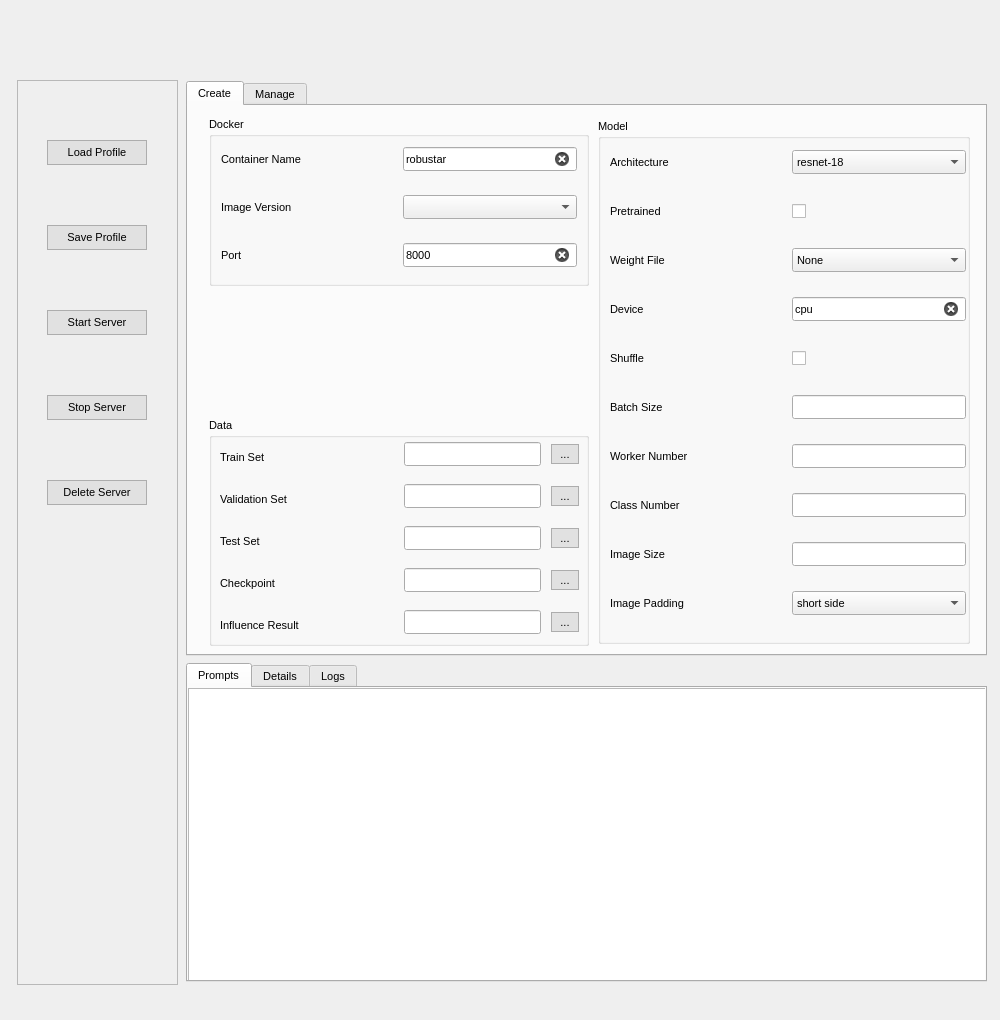
Before: the Qt Designer form launcher/resources/launcher_v2.ui in PaulCCCCCCH/Robustar_implementation, drawn with Qt 5.
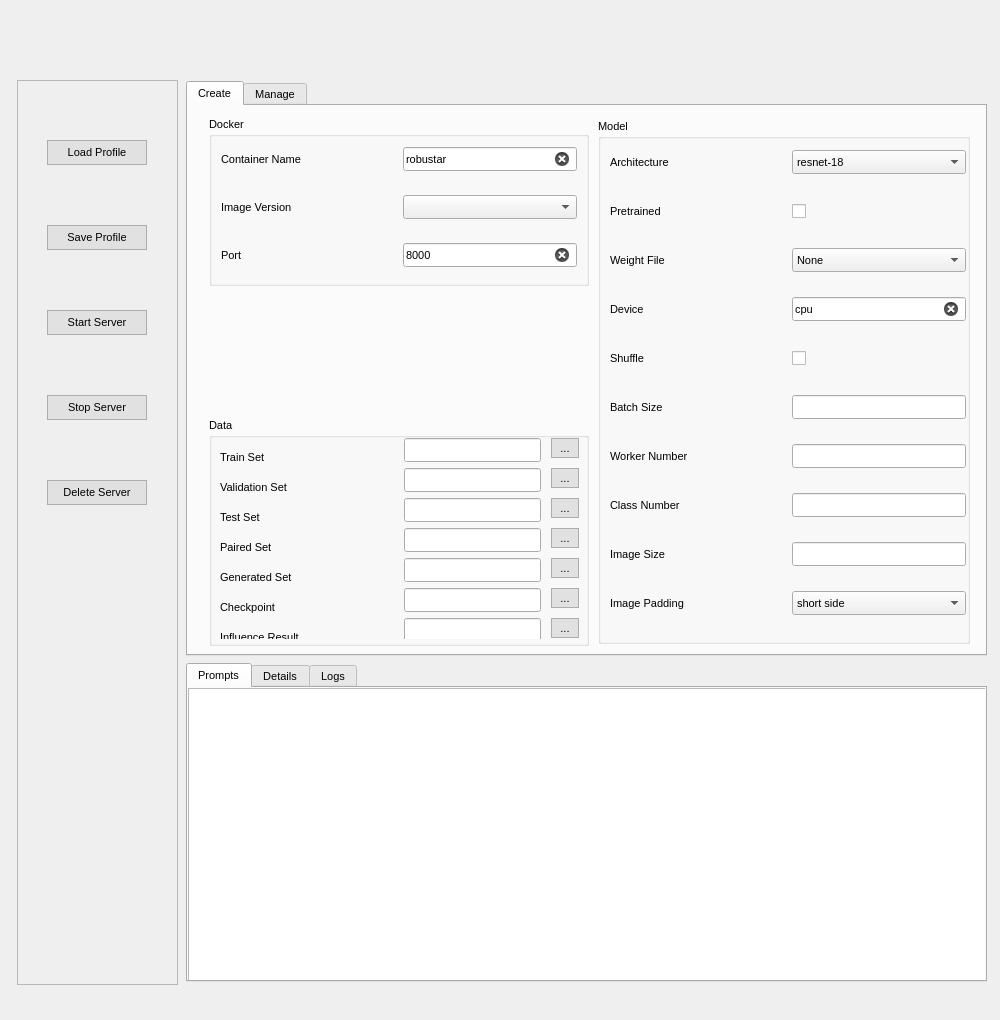
After: the same form once the commit is applied. Icons and pictures are not drawn.

Commit message:
Wujc/generated for review and layout adjustment (#134)
* commit before pull and merge dev

* passed all backend tests

* add mkdir for the generated file in the app setup

* make validation, paired, generated changeable on UI and add paired and genreated boxs to UI

* add mount bindings for paired and gen in docker_ctrl.py

* Updated the about page (#131)

* Updated the about page

* feat: improved and unified some styles

---------

What changed in the file:
```diff
--- a/launcher/resources/launcher_v2.ui
+++ b/launcher/resources/launcher_v2.ui
@@ -1265,6 +1265,230 @@
                      </item>
                     </layout>
                    </item>
+                   <item>
+                    <layout class="QHBoxLayout" name="paired_h_layout">
+                     <property name="rightMargin">
+                      <number>0</number>
+                     </property>
+                     <item>
+                      <widget class="QLabel" name="paired_label">
+                       <property name="sizePolicy">
+                        <sizepolicy hsizetype="Fixed" vsizetype="Fixed">
+                         <horstretch>0</horstretch>
+                         <verstretch>0</verstretch>
+                        </sizepolicy>
+                       </property>
+                       <property name="minimumSize">
+                        <size>
+                         <width>174</width>
+                         <height>39</height>
+                        </size>
+                       </property>
+                       <property name="maximumSize">
+                        <size>
+                         <width>174</width>
+                         <height>39</height>
+                        </size>
+                       </property>
+                       <property name="font">
+                        <font>
+                         <family>Arial</family>
+                         <pointsize>8</pointsize>
+                         <weight>50</weight>
+                         <italic>false</italic>
+                         <bold>false</bold>
+                        </font>
+                       </property>
+                       <property name="toolTip">
+                        <string>The root path of the paired set</string>
+                       </property>
+                       <property name="text">
+                        <string>Paired Set</string>
+                       </property>
+                      </widget>
+                     </item>
+                     <item>
+                      <widget class="QLineEdit" name="paired_line_edit">
+                       <property name="sizePolicy">
+                        <sizepolicy hsizetype="Fixed" vsizetype="Fixed">
+                         <horstretch>0</horstretch>
+                         <verstretch>0</verstretch>
+                        </sizepolicy>
+                       </property>
+                       <property name="minimumSize">
+                        <size>
+                         <width>137</width>
+                         <height>24</height>
+                        </size>
+                       </property>
+                       <property name="maximumSize">
+                        <size>
+                         <width>137</width>
+                         <height>24</height>
+                        </size>
+                       </property>
+                       <property name="font">
+                        <font>
+                         <family>Arial</family>
+                         <pointsize>8</pointsize>
+                         <weight>50</weight>
+                         <italic>false</italic>
+                         <bold>false</bold>
+                        </font>
+                       </property>
+                       <property name="text">
+                        <string/>
+                       </property>
+                      </widget>
+                     </item>
+                     <item>
+                      <widget class="QPushButton" name="paired_push_button">
+                       <property name="sizePolicy">
+                        <sizepolicy hsizetype="Fixed" vsizetype="Fixed">
+                         <horstretch>0</horstretch>
+                         <verstretch>0</verstretch>
+                        </sizepolicy>
+                       </property>
+                       <property name="minimumSize">
+                        <size>
+                         <width>28</width>
+                         <height>20</height>
+                        </size>
+                       </property>
+                       <property name="maximumSize">
+                        <size>
+                         <width>28</width>
+                         <height>20</height>
+                        </size>
+                       </property>
+                       <property name="font">
+                        <font>
+                         <family>Arial</family>
+                         <pointsize>8</pointsize>
+                         <weight>50</weight>
+                         <italic>false</italic>
+                         <bold>false</bold>
+                        </font>
+                       </property>
+                       <property name="text">
+                        <string>...</string>
+                       </property>
+                      </widget>
+                     </item>
+                    </layout>
+                   </item>
+                   <item>
+                    <layout class="QHBoxLayout" name="gen_h_layout">
+                     <property name="rightMargin">
+                      <number>0</number>
+                     </property>
+                     <item>
+                      <widget class="QLabel" name="gen_label">
+                       <property name="sizePolicy">
+                        <sizepolicy hsizetype="Fixed" vsizetype="Fixed">
+                         <horstretch>0</horstretch>
+                         <verstretch>0</verstretch>
+                        </sizepolicy>
+                       </property>
+                       <property name="minimumSize">
+                        <size>
+                         <width>174</width>
+                         <height>39</height>
+                        </size>
+                       </property>
+                       <property name="maximumSize">
+                        <size>
+                         <width>174</width>
+                         <height>39</height>
+                        </size>
+                       </property>
+                       <property name="font">
+                        <font>
+                         <family>Arial</family>
+                         <pointsize>8</pointsize>
+                         <weight>50</weight>
+                         <italic>false</italic>
+                         <bold>false</bold>
+                        </font>
+                       </property>
+                       <property name="toolTip">
+                        <string>The root path of the generated files</string>
+                       </property>
+                       <property name="text">
+                        <string>Generated Set</string>
+                       </property>
+                      </widget>
+                     </item>
+                     <item>
+                      <widget class="QLineEdit" name="gen_line_edit">
+                       <property name="sizePolicy">
+                        <sizepolicy hsizetype="Fixed" vsizetype="Fixed">
+                         <horstretch>0</horstretch>
+                         <verstretch>0</verstretch>
+                        </sizepolicy>
+                       </property>
+                       <property name="minimumSize">
+                        <size>
+                         <width>137</width>
+                         <height>24</height>
+                        </size>
+                       </property>
+                       <property name="maximumSize">
+                        <size>
+                         <width>137</width>
+                         <height>24</height>
+                        </size>
+                       </property>
+                       <property name="font">
+                        <font>
+                         <family>Arial</family>
+                         <pointsize>8</pointsize>
+                         <weight>50</weight>
+                         <italic>false</italic>
+                         <bold>false</bold>
+                        </font>
+                       </property>
+                       <property name="text">
+                        <string/>
+                       </property>
+                      </widget>
+                     </item>
+                     <item>
+                      <widget class="QPushButton" name="gen_push_button">
+                       <property name="sizePolicy">
+                        <sizepolicy hsizetype="Fixed" vsizetype="Fixed">
+                         <horstretch>0</horstretch>
+                         <verstretch>0</verstretch>
+                        </sizepolicy>
+                       </property>
+                       <property name="minimumSize">
+                        <size>
+                         <width>28</width>
+                         <height>20</height>
+                        </size>
+                       </property>
+                       <property name="maximumSize">
+                        <size>
+                         <width>28</width>
+                         <height>20</height>
+                        </size>
+                       </property>
+                       <property name="font">
+                        <font>
+                         <family>Arial</family>
+                         <pointsize>8</pointsize>
+                         <weight>50</weight>
+                         <italic>false</italic>
+                         <bold>false</bold>
+                        </font>
+                       </property>
+                       <property name="text">
+                        <string>...</string>
+                       </property>
+                      </widget>
+                     </item>
+                    </layout>
+                   </item>
                    <item>
                     <layout class="QHBoxLayout" name="ckpt_h_layout">
                      <item>
```
The commit also changes 18 other files.
